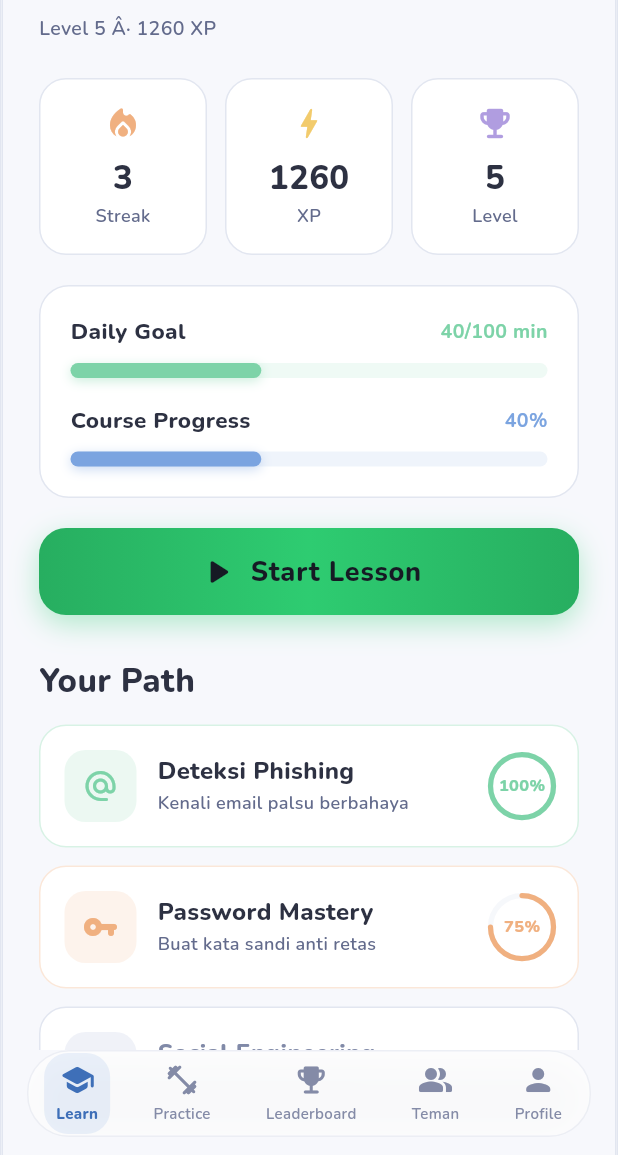
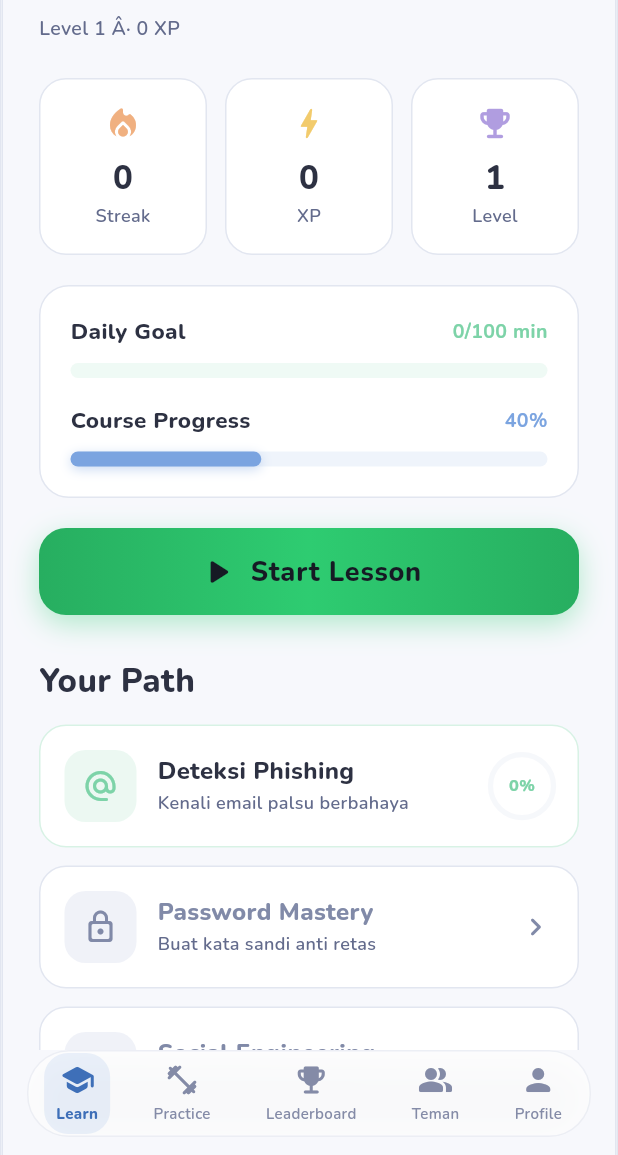
Before and after one commit to JSAN007/LOMBA_LOMBA, a Flutter app: the screen it shows after launch, after a tap on "Get Started", on a phone screen of 412 x 824 dp, the part 81-1236 px from its top. Run offline on Flutter 3.47's test engine with Material 3 defaults, Android fonts, the phone set to English and light mode, and no system bars; our stand-ins replace cloud_firestore, firebase_auth, firebase_core, google_fonts; accounts and stored records are empty; network calls fail.

Commit message:
feat: persist account progress across logout and login

```diff
--- /dev/null
+++ b/lib/components/auth/progress_sync_notice.dart
@@ -0,0 +1,41 @@
+import 'package:flutter/material.dart';
+import '../../state/app_state_provider.dart';
+
+class ProgressSyncNotice extends StatelessWidget {
+  const ProgressSyncNotice({super.key});
+
+  @override
+  Widget build(BuildContext context) {
+    final state = AppStateProvider.of(context);
+    if (state.progressSaveError == null) return const SizedBox.shrink();
+    final theme = Theme.of(context);
+    return Card(
+      color: theme.colorScheme.errorContainer,
+      margin: const EdgeInsets.fromLTRB(16, 8, 16, 0),
+      shape: RoundedRectangleBorder(borderRadius: BorderRadius.circular(16)),
+      child: ListTile(
+        leading: Icon(
+          Icons.cloud_off_rounded,
+          color: theme.colorScheme.onErrorContainer,
+        ),
+        title: Text(
+          'Progres belum tersimpan',
+          style: theme.textTheme.titleSmall?.copyWith(
+            color: theme.colorScheme.onErrorContainer,
+          ),
+        ),
+        subtitle: const Text('Periksa koneksi sebelum keluar dari akun.'),
+        trailing: TextButton(
+          onPressed: () async {
+            try {
+              await state.saveProgress();
+            } catch (_) {
+              // The notice remains visible until a write succeeds.
+            }
+          },
+          child: const Text('Coba lagi'),
+        ),
+      ),
+    );
+  }
+}
--- a/lib/components/profile/profile_action_list.dart
+++ b/lib/components/profile/profile_action_list.dart
@@ -1,5 +1,6 @@
 import 'package:flutter/material.dart';
 import '../../services/account_service.dart';
+import '../../state/app_state_provider.dart';
 
 import '../../screens/settings/settings_screen.dart';
 
@@ -32,15 +33,22 @@ class ProfileActionList extends StatelessWidget {
         children: [
           _ActionTile(
             icon: Icons.logout_rounded,
-            title: 'Keluar dari akun',
+            title: AppStateProvider.of(context).isSigningOut
+                ? 'Menyimpan progres…'
+                : 'Keluar dari akun',
             subtitle: 'Sampai jumpa di sesi belajar berikutnya',
             onTap: () async {
+              final state = AppStateProvider.of(context);
               try {
-                await AccountService.auth.signOut();
+                await state.signOut(AccountService.auth.signOut);
               } catch (_) {
                 if (context.mounted) {
                   ScaffoldMessenger.of(context).showSnackBar(
-                    const SnackBar(content: Text('Gagal keluar. Coba lagi.')),
+                    const SnackBar(
+                      content: Text(
+                        'Progres belum tersimpan. Periksa koneksi lalu coba keluar lagi.',
+                      ),
+                    ),
                   );
                 }
               }
@@ -76,9 +84,9 @@ class ProfileActionList extends StatelessWidget {
             icon: Icons.settings_outlined,
             title: 'Settings',
             subtitle: 'Appearance & preferences',
-            onTap: () => Navigator.of(context).push(
-              MaterialPageRoute(builder: (_) => const SettingsScreen()),
-            ),
+            onTap: () => Navigator.of(
+              context,
+            ).push(MaterialPageRoute(builder: (_) => const SettingsScreen())),
           ),
           Divider(
             height: 1,
--- /dev/null
+++ b/lib/components/shell_navigation_bar.dart
@@ -0,0 +1,23 @@
+import 'package:flutter/material.dart';
+import '../widgets/glass_nav_bar.dart';
+import 'auth/progress_sync_notice.dart';
+
+class ShellNavigationBar extends StatelessWidget {
+  const ShellNavigationBar({
+    super.key,
+    required this.currentIndex,
+    required this.onTap,
+  });
+
+  final int currentIndex;
+  final ValueChanged<int> onTap;
+
+  @override
+  Widget build(BuildContext context) => Column(
+    mainAxisSize: MainAxisSize.min,
+    children: [
+      const ProgressSyncNotice(),
+      GlassNavBar(currentIndex: currentIndex, onTap: onTap),
+    ],
+  );
+}
--- a/lib/screens/auth/auth_gate.dart
+++ b/lib/screens/auth/auth_gate.dart
@@ -3,6 +3,7 @@ import 'package:firebase_auth/firebase_auth.dart';
 import '../../services/account_service.dart';
 import '../../state/app_state_provider.dart';
 import '../../state/app_state.dart';
+import '../../services/progress_store.dart';
 import '../../components/auth/account_status.dart';
 import '../main_shell.dart';
 import 'auth_screen.dart';
@@ -42,7 +43,13 @@ class _AccountSessionState extends State<AccountSession> {
   @override
   void initState() {
     super.initState();
-    _state = AppState()..username = widget.user.displayName ?? 'Pelajar';
+    _state = AppState(progressStore: FirestoreProgressStore(widget.user.uid))
+      ..username = widget.user.displayName ?? 'Pelajar';
+  }
+
+  Future<void> _loadAccount() async {
+    await AccountService.ensureProfile(widget.user);
+    await _state.loadProgress();
   }
 
   @override
@@ -54,7 +61,7 @@ class _AccountSessionState extends State<AccountSession> {
   @override
   Widget build(BuildContext context) {
     if (!widget.user.emailVerified) return const AccountVerification();
-    _profile ??= AccountService.ensureProfile(widget.user);
+    _profile ??= _loadAccount();
     return FutureBuilder<void>(
       future: _profile,
       builder: (context, snapshot) {
--- a/lib/screens/main_shell.dart
+++ b/lib/screens/main_shell.dart
@@ -1,7 +1,7 @@
 import 'package:flutter/material.dart';
 
 import '../core/theme/cyber_colors.dart';
-import '../widgets/glass_nav_bar.dart';
+import '../components/shell_navigation_bar.dart';
 import '../widgets/responsive_layout_wrapper.dart';
 import 'home/home_screen.dart';
 import 'leaderboard/leaderboard_screen.dart';
@@ -37,13 +37,9 @@ class _MainShellState extends State<MainShell> {
             ProfileScreen(),
           ],
         ),
-        bottomNavigationBar: GlassNavBar(
+        bottomNavigationBar: ShellNavigationBar(
           currentIndex: _currentIndex,
-          onTap: (index) {
-            setState(() {
-              _currentIndex = index;
-            });
-          },
+          onTap: (index) => setState(() => _currentIndex = index),
         ),
       ),
     );
--- a/lib/screens/profile/profile_screen.dart
+++ b/lib/screens/profile/profile_screen.dart
@@ -6,6 +6,7 @@ import '../../components/profile/profile_stats_grid.dart';
 import '../../components/profile/profile_badges.dart';
 import '../../components/profile/profile_action_list.dart';
 import '../../services/account_service.dart';
+import '../../state/app_state_provider.dart';
 
 class ProfileScreen extends StatefulWidget {
   const ProfileScreen({super.key});
@@ -27,6 +28,10 @@ class _ProfileScreenState extends State<ProfileScreen>
     username: AccountService.configured
         ? AccountService.auth.currentUser?.displayName ?? 'Pelajar'
         : 'Pelajar',
+    level: AppStateProvider.of(context).level,
+    totalXp: AppStateProvider.of(context).totalXp,
+    totalLessons: AppStateProvider.of(context).totalLessons,
+    successfulLessons: AppStateProvider.of(context).successfulLessons,
   );
 
   @override
--- /dev/null
+++ b/lib/services/progress_store.dart
@@ -0,0 +1,31 @@
+import 'package:cloud_firestore/cloud_firestore.dart';
+
+abstract class ProgressStore {
+  Future<Map<String, dynamic>?> load();
+  Future<void> save(Map<String, dynamic> progress);
+}
+
+/// One store is permanently bound to one account, including pending writes.
+class FirestoreProgressStore implements ProgressStore {
+  FirestoreProgressStore(String uid, {FirebaseFirestore? firestore})
+    : _document = (firestore ?? FirebaseFirestore.instance)
+          .collection('profiles')
+          .doc(uid)
+          .collection('progress')
+          .doc('current');
+
+  final DocumentReference<Map<String, dynamic>> _document;
+
+  @override
+  Future<Map<String, dynamic>?> load() async {
+    final snapshot = await _document
+        .get(const GetOptions(source: Source.server))
+        .timeout(const Duration(seconds: 12));
+    return snapshot.data();
+  }
+
+  @override
+  Future<void> save(Map<String, dynamic> progress) => _document
+      .set({...progress, 'updatedAt': FieldValue.serverTimestamp()})
+      .timeout(const Duration(seconds: 12));
+}
--- a/lib/state/app_state.dart
+++ b/lib/state/app_state.dart
@@ -7,6 +7,7 @@ import '../data/level_data.dart';
 import '../models/cyber_level.dart';
 import '../models/quiz_question.dart';
 import '../screens/result/result_screen.dart';
+import '../services/progress_store.dart';
 
 class AppState extends ChangeNotifier {
   // User profile
@@ -16,6 +17,8 @@ class AppState extends ChangeNotifier {
   int streakDays = 3;
   int totalXp = 1260;
   int level = 5;
+  int totalLessons = 0;
+  int successfulLessons = 0;
 
   // Levels
   final List<CyberLevel> levels = buildInitialLevels();
@@ -25,10 +28,122 @@ class AppState extends ChangeNotifier {
   bool isLoading = true;
 
   final AssetBundle _questionBundle;
+  final ProgressStore? _progressStore;
+  Future<void> _pendingSave = Future<void>.value();
+  bool _disposed = false;
+  bool _progressLoaded = false;
+  bool isSigningOut = false;
+  Object? progressSaveError;
 
-  AppState({AssetBundle? questionBundle})
-    : _questionBundle = questionBundle ?? rootBundle {
+  AppState({AssetBundle? questionBundle, ProgressStore? progressStore})
+    : _questionBundle = questionBundle ?? rootBundle,
+      _progressStore = progressStore {
+    if (progressStore != null) _resetAccountProgress();
     _loadQuestions();
+  }
+
+  void _resetAccountProgress() {
+    dailyXp = 0;
+    streakDays = 0;
+    totalXp = 0;
+    level = 1;
+    totalLessons = 0;
+    successfulLessons = 0;
+    completedPracticeLevels.clear();
+    for (final item in levels) {
+      item.status = item.id == 1 ? LevelStatus.unlocked : LevelStatus.locked;
+      item.progress = 0;
+    }
+  }
+
+  Future<void> loadProgress() async {
+    if (_progressStore == null || _progressLoaded) return;
+    final data = await _progressStore.load();
+    if (_disposed) return;
+    if (data != null) {
+      dailyXp = (data['dailyXp'] as num).toInt();
+      streakDays = (data['streakDays'] as num).toInt();
+      totalXp = (data['totalXp'] as num).toInt();
+      level = (data['level'] as num).toInt();
+      totalLessons = (data['totalLessons'] as num).toInt();
+      successfulLessons = (data['successfulLessons'] as num).toInt();
+      completedPracticeLevels
+        ..clear()
+        ..addAll((data['completedPracticeLevels'] as List).cast<int>());
+      final savedLevels = data['levels'] as List;
+      for (final saved in savedLevels.cast<Map>()) {
+        final id = (saved['id'] as num).toInt();
+        if (id < 1 || id > levels.length) continue;
+        levels[id - 1].status = LevelStatus.values.byName(
+          saved['status'] as String,
+        );
+        levels[id - 1].progress = (saved['progress'] as num).toDouble();
+      }
+    } else {
+      await _progressStore.save(_progressSnapshot());
+    }
+    _progressLoaded = true;
+    _notify();
+  }
+
+  Map<String, dynamic> _progressSnapshot() => {
+    'schemaVersion': 1,
+    'dailyXp': dailyXp,
+    'streakDays': streakDays,
+    'totalXp': totalXp,
+    'level': level,
+    'totalLessons': totalLessons,
+    'successfulLessons': successfulLessons,
+    'completedPracticeLevels': completedPracticeLevels.toList()..sort(),
+    'levels': [
+      for (final item in levels)
+        {'id': item.id, 'status': item.status.name, 'progress': item.progress},
+    ],
+  };
+
+  void _queueSave() {
+    if (_progressStore == null || !_progressLoaded) return;
+    final snapshot = _progressSnapshot();
+    _pendingSave = _pendingSave.then((_) async {
+      try {
+        await _progressStore.save(snapshot);
+        progressSaveError = null;
+      } catch (error) {
+        progressSaveError = error;
+      }
+      _notify();
+    });
+  }
+
+  Future<void> saveProgress() async {
+    if (_progressStore == null) return;
+    if (!_progressLoaded) throw StateError('Progress has not loaded yet');
+    _queueSave();
+    await _pendingSave;
+    if (progressSaveError != null) throw progressSaveError!;
+  }
+
+  Future<void> signOut(Future<void> Function() signOutAccount) async {
+    if (isSigningOut) return;
+    isSigningOut = true;
+    _notify();
+    try {
+      await saveProgress();
+      await signOutAccount();
+    } finally {
+      isSigningOut = false;
+      _notify();
+    }
+  }
+
+  void _notify() {
+    if (!_disposed) notifyListeners();
+  }
+
+  @override
+  void dispose() {
+    _disposed = true;
+    super.dispose();
   }
 
   String? loadError;
@@ -60,7 +175,7 @@ class AppState extends ChangeNotifier {
       debugPrint("=================================");
     } finally {
       isLoading = false;
-      notifyListeners();
+      _notify();
     }
   }
 
@@ -143,15 +258,18 @@ class AppState extends ChangeNotifier {
   }
 
   void finishLesson(BuildContext context, {required bool completedSuccess}) {
+    totalLessons++;
     if (completedSuccess) {
+      successfulLessons++;
       if (activePracticeLevel != null) {
         completedPracticeLevels.add(activePracticeLevel!);
       }
       dailyXp = math.min(dailyGoalXp, dailyXp + sessionXpEarned);
       totalXp += sessionXpEarned;
+      level = 1 + totalXp ~/ 100;
 
       // Unlock next level logic
-      if (activeLevel != null && activeLevel!.id < levels.length) {
+      if (activeLevel != null && activeLevel!.id <= levels.length) {
         levels[activeLevel!.id - 1].status = LevelStatus.completed;
         levels[activeLevel!.id - 1].progress = 1.0;
 
@@ -160,6 +278,7 @@ class AppState extends ChangeNotifier {
         }
       }
     }
+    _queueSave();
     notifyListeners();
 
     Navigator.of(context).pushReplacement(
@@ -175,6 +294,14 @@ class AppState extends ChangeNotifier {
   }
 
   void resetProgress() {
+    if (_progressStore != null) {
+      _resetAccountProgress();
+      activePracticeLevel = null;
+      activeLevel = null;
+      _queueSave();
+      _notify();
+      return;
+    }
     completedPracticeLevels.clear();
     activePracticeLevel = null;
     dailyXp = 40;
```
Also changed, not shown: lib/models/user_profile.dart (+14 -8 lines), 4 other files.
